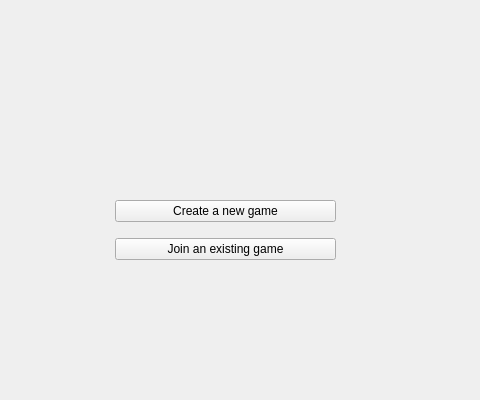
The window that client/src/mainwindow.ui (khbminus/fastTyping) describes before a commit, drawn with Qt 5; both pictures show x 175 to 655 and y 0 to 400 of the 800 by 600 pixel window.
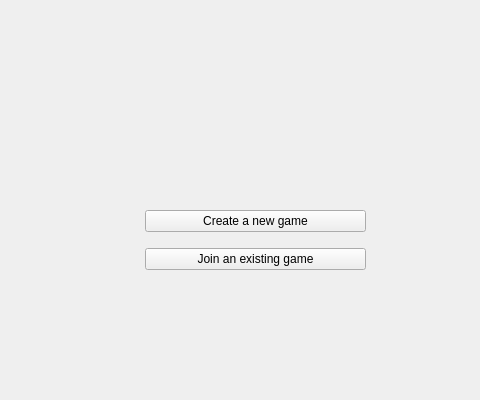
The same window after the commit.

```diff
--- a/client/src/mainwindow.ui
+++ b/client/src/mainwindow.ui
@@ -14,11 +14,11 @@
    <string>MainWindow</string>
   </property>
   <widget class="QWidget" name="centralwidget">
-   <widget class="QWidget" name="">
+   <widget class="QWidget" name="layoutWidget">
     <property name="geometry">
      <rect>
-      <x>290</x>
-      <y>190</y>
+               <x>320</x>
+               <y>200</y>
       <width>221</width>
       <height>81</height>
      </rect>
```
Lines whose indentation alone changed are shown as unchanged.
